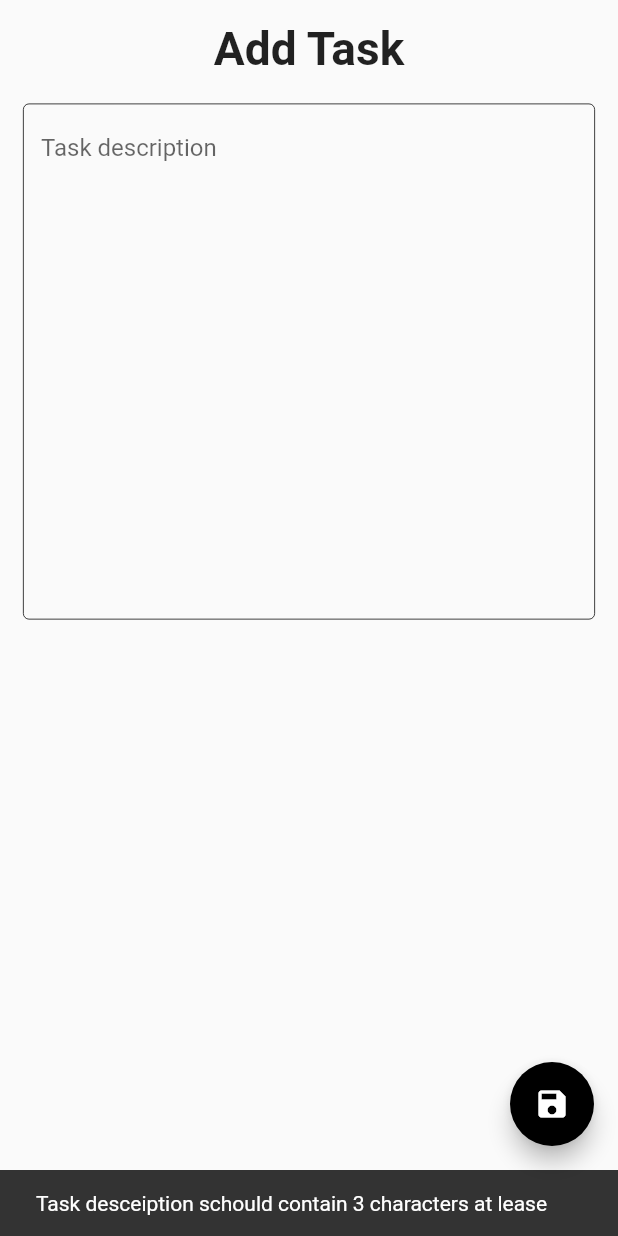
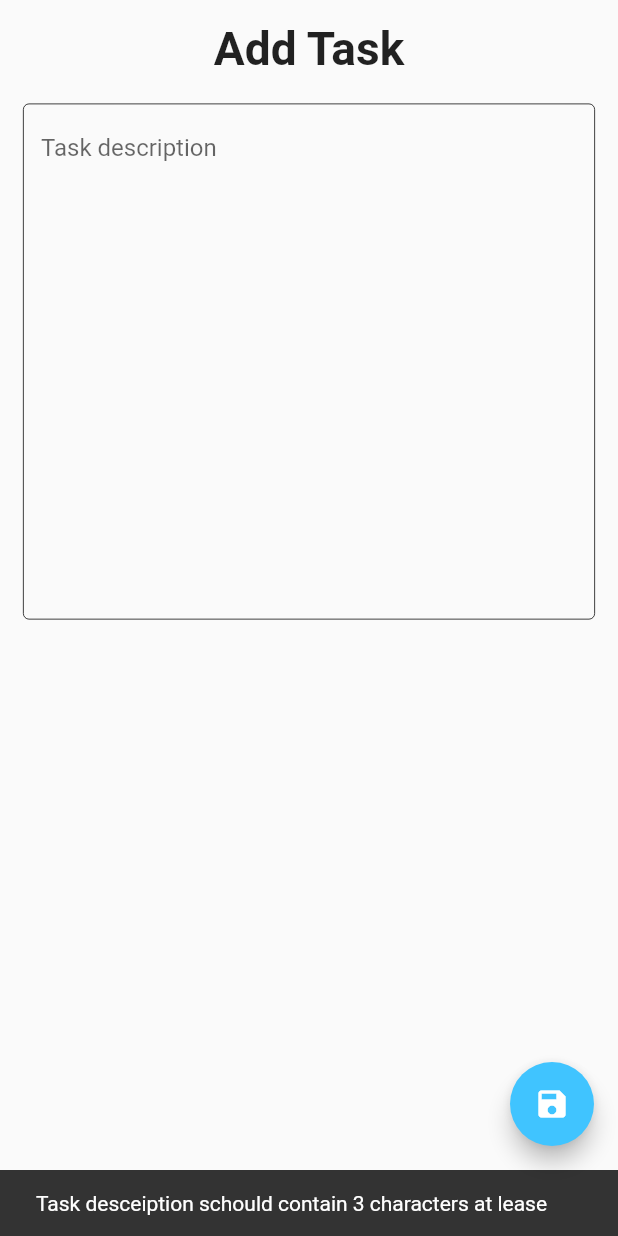
Before and after one commit to Manhal1994/miads, a Flutter app: the AddEditTaskPage screen opened directly with empty values, after a tap on the "save" icon, on a phone screen of 412 x 824 dp. Run offline on Flutter 3.47's test engine with Material 2 defaults, Android fonts, the phone set to English and light mode, and no system bars; our stand-ins replace bloc, dio, equatable, floor, flutter_bloc, flutter_screenutil and 5 more; accounts and stored records are empty; generated files the repository leaves out were written again.

```diff
--- a/lib/app.dart
+++ b/lib/app.dart
@@ -1,6 +1,7 @@
 import 'package:flutter/material.dart';
 import 'package:flutter_bloc/flutter_bloc.dart';
 import 'package:flutter_screenutil/flutter_screenutil.dart';
+import 'package:maids/data/local/local_data_source.dart';
 import 'package:maids/presntation/add_edit_task/bloc/add_task_bloc.dart';
 import 'package:maids/presntation/authenication/bloc/login/login_bloc.dart';
 import 'package:maids/presntation/authenication/bloc/validate/validate_bloc.dart';
@@ -34,7 +35,9 @@ class App extends StatelessWidget {
           home: ScreenUtilInit(
               designSize: const Size(430, 932),
               builder: (context, child) {
-                return const TasksPage();
+                return sl<LocalDataSource>().getToken() != null
+                    ? const TasksPage()
+                    : const LoginPage();
               })),
     );
   }
--- a/lib/data/local/local_data_source.dart
+++ b/lib/data/local/local_data_source.dart
@@ -1,6 +1,10 @@
 import 'package:maids/data/models/task.dart';
 
 abstract class LocalDataSource {
+
+ Future<void> saveToken(String token);
+
+ String? getToken();
 
  Future<List<TaskModel>> getTasks();
 
--- a/lib/data/models/task.dart
+++ b/lib/data/models/task.dart
@@ -7,12 +7,14 @@ class TaskModel extends Equatable {
   final String todo;
   final int? id;
   final bool? me;
+  bool? completed;
 
 
-  TaskModel({required this.todo, @PrimaryKey()  this.id, this.me});
+
+  TaskModel({required this.todo, @PrimaryKey()  this.id, this.me, this.completed});
 
   factory TaskModel.fromJson(dynamic json){
-    return TaskModel(todo: json["todo"]??"", id: json["id"]);
+    return TaskModel(todo: json["todo"]??"", id: json["id"], completed: json["completed"]??false);
   }
   TaskModel copy({required String todo}){
     return TaskModel(todo: todo, id: id);
--- a/lib/data/repositories/task_repository_impl.dart
+++ b/lib/data/repositories/task_repository_impl.dart
@@ -18,7 +18,7 @@ class TaskRepositoryImpl extends TaskRepository {
         .post(endpoint: "/products/add", data: {"title": todo});
     // Save to database
     int id = DateTime.now().millisecondsSinceEpoch;
-    final taskdb = TaskModel(todo: todo, id: id, me: true);
+    final taskdb = TaskModel(todo: todo, id: id, me: true, completed: false);
     await _localDatSource.insertTask(taskdb);
     if(me) {
       resJson["id"] = id;
@@ -47,7 +47,7 @@ class TaskRepositoryImpl extends TaskRepository {
       // Get tasks from database that i have inserted and put them on the top for the first page
       if (skip == 0) {
         final myTasks = await _localDatSource.getMyTasks(true);
-        page.items.insertAll(0, myTasks);
+        page.items.insertAll(0, myTasks.reversed);
       }
 
       return page;
@@ -72,7 +72,7 @@ class TaskRepositoryImpl extends TaskRepository {
     }
     BasicResponse addTaskResponse = BasicResponse.fromJson(resJson);
     await _localDatSource.updateTask(
-        TaskModel(todo: addTaskResponse.todo!, id: taskModel.id, me: true));
+        TaskModel(todo: addTaskResponse.todo!, id: taskModel.id, me: true, completed: taskModel.completed));
     return addTaskResponse;
   }
 
--- a/lib/presntation/add_edit_task/add_edit_task_page.dart
+++ b/lib/presntation/add_edit_task/add_edit_task_page.dart
@@ -12,7 +12,12 @@ class AddEditTaskPage extends StatefulWidget {
   final Function(TaskModel)? onAdd;
   final Function(TaskModel)? onUpdate;
 
-  const AddEditTaskPage({super.key, required this.pageAction, this.taskModel, this.onAdd, this.onUpdate});
+  const AddEditTaskPage(
+      {super.key,
+      required this.pageAction,
+      this.taskModel,
+      this.onAdd,
+      this.onUpdate});
 
   @override
   State<AddEditTaskPage> createState() => _AddEditTaskPageState();
@@ -35,10 +40,10 @@ class _AddEditTaskPageState extends State<AddEditTaskPage> {
         floatingActionButton: BlocConsumer<EditTaskBloc, EditTaskState>(
           listener: (context, state) {
             if (state is AddTaskSuccess) {
-              if(widget.pageAction == PageAction.add) {
+              if (widget.pageAction == PageAction.add) {
                 widget.onAdd!(state.taskModel);
               }
-              if(widget.pageAction == PageAction.edit) {
+              if (widget.pageAction == PageAction.edit) {
                 widget.onUpdate!(state.taskModel);
               }
               Navigator.pop(context);
@@ -51,7 +56,7 @@ class _AddEditTaskPageState extends State<AddEditTaskPage> {
             if (state is AddTaskLoading) {
               return FloatingActionButton(
                 onPressed: null,
-                backgroundColor: Colors.black.withOpacity(0.5),
+                backgroundColor: Colors.lightBlueAccent.withOpacity(0.5),
                 child: const Icon(
                   Icons.save,
                   color: Colors.white,
@@ -65,10 +70,14 @@ class _AddEditTaskPageState extends State<AddEditTaskPage> {
                         CreateTask(name: todoEditingController.text.trim()));
                   } else {
                     BlocProvider.of<EditTaskBloc>(context).add(UpdateTask(
-                        taskModel: TaskModel(id: widget.taskModel!.id, todo: todoEditingController.text.trim(), me: widget.taskModel?.me??false)));
+                        taskModel: TaskModel(
+                            id: widget.taskModel!.id,
+                            todo: todoEditingController.text.trim(),
+                            completed: widget.taskModel?.completed ?? false,
+                            me: widget.taskModel?.me ?? false)));
                   }
                 },
-                backgroundColor: Colors.black,
+                backgroundColor: Colors.lightBlueAccent,
                 child: const Icon(
                   Icons.save,
                   color: Colors.white,
@@ -83,7 +92,9 @@ class _AddEditTaskPageState extends State<AddEditTaskPage> {
             child: Column(
               children: [
                 Text(
-                widget.pageAction == PageAction.add?  "Add Task" :"Edit Task",
+                  widget.pageAction == PageAction.add
+                      ? "Add Task"
+                      : "Edit Task",
                   style:
                       TextStyle(fontWeight: FontWeight.bold, fontSize: 32.sp),
                 ),
--- a/lib/presntation/add_edit_task/bloc/add_task_bloc.dart
+++ b/lib/presntation/add_edit_task/bloc/add_task_bloc.dart
@@ -24,7 +24,7 @@ class EditTaskBloc extends Bloc<EditTaskEvent, EditTaskState> {
         try {
           if(AddTaskValidator(todo: event.name).validate()) {
             final res = await _createTaskUseCase.call(todo: event.name);
-            emit(AddTaskSuccess(TaskModel(todo: res.todo!, id: res.id, me: true)));
+            emit(AddTaskSuccess(TaskModel(todo: res.todo!, id: res.id, me: true, completed: false)));
           }
           else {
             throw AppError(message: "Task desceiption schould contain 3 characters at lease");
@@ -43,7 +43,7 @@ class EditTaskBloc extends Bloc<EditTaskEvent, EditTaskState> {
           if(AddTaskValidator(todo: event.taskModel.todo).validate()) {
             final res = await _updateTaskUseCase.call(
                 taskModel: event.taskModel);
-            emit(AddTaskSuccess(TaskModel(id: event.taskModel.id, todo: res.todo!)));
+            emit(AddTaskSuccess(TaskModel(id: event.taskModel.id, todo: res.todo!, me:event.taskModel.me, completed: event.taskModel.completed)));
           }
           else {
             throw AppError(message: "Task desceiption schould contain 3 characters at lease");
--- a/pubspec.yaml
+++ b/pubspec.yaml
@@ -39,6 +39,7 @@ dependencies:
   # Database
   floor: ^1.4.2
   sqlite3: ^1.5.0
+  shared_preferences: ^2.0.6
 
   # responsive
   flutter_screenutil: ^5.5.3+2
@@ -62,7 +63,6 @@ dev_dependencies:
     sdk: flutter
   build_runner: ^2.3.3
   mockito: ^5.0.0
-#  mocktail: ^1.0.3
   floor_generator: ^1.4.2
 
   # The "flutter_lints" package below contains a set of recommended lints to
```
Also changed, not shown: lib/data/local/local_data_source_impl.dart (+16 -1 lines), lib/data/repositories/auth_repository_impl.dart (+11 -3 lines), lib/inject_container.dart (+6 -2 lines), lib/presntation/authenication/login_page.dart (+6 -1 lines), lib/presntation/tasks/tasks_page.dart (+12 -0 lines), lib/presntation/tasks/widgets/task_item.dart (+24 -8 lines), lib/data/local/app_database.g.dart, pubspec.lock, 1 other file.
